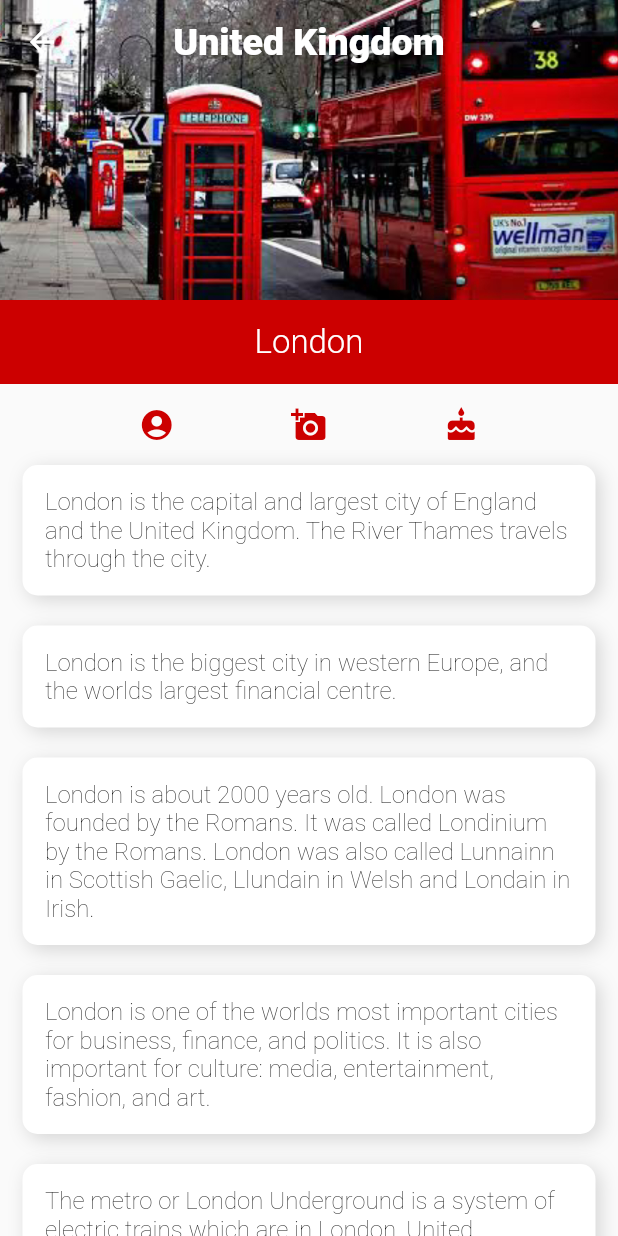
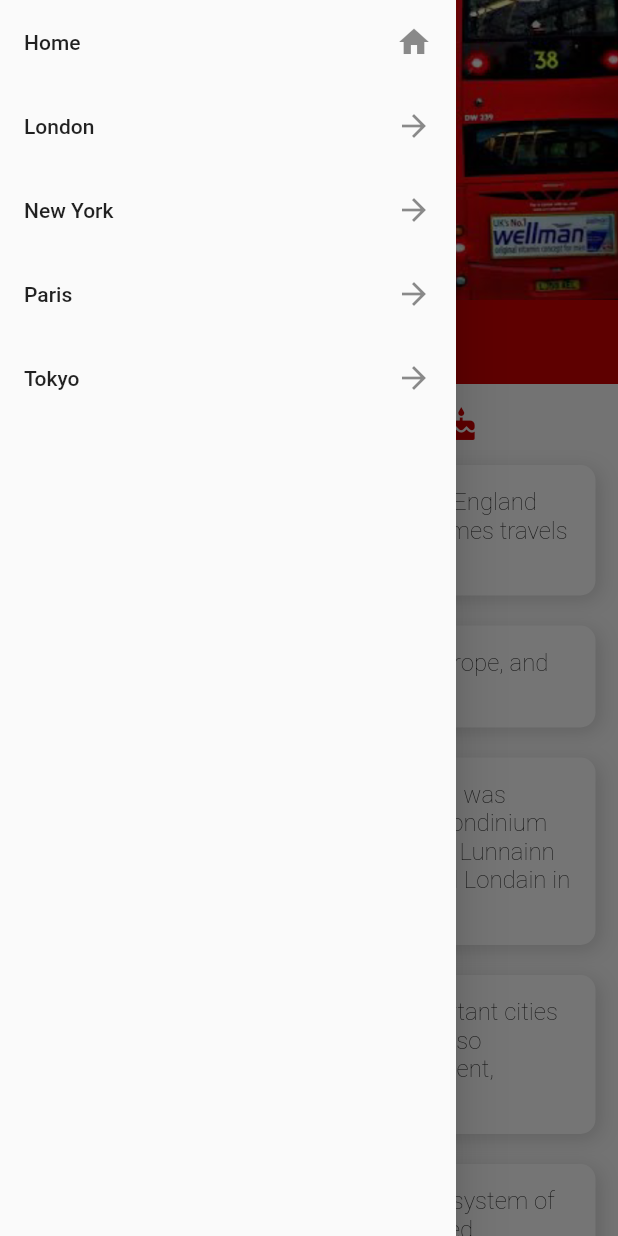
Before and after one commit to Sukhvinder-Singh/Flutter-app-demo, a Flutter app: the PageTemplate screen opened directly, with the side drawer open (before the commit the screen has no drawer), on a phone screen of 412 x 824 dp. Run offline on Flutter 3.47's test engine with Material 2 defaults, Android fonts, the phone set to English and light mode, and no system bars.

Commit message:
third commit

```diff
--- a/lib/components.dart
+++ b/lib/components.dart
@@ -116,7 +116,7 @@ class GoBackButton extends StatelessWidget {
         width: double.infinity,
         child: new RaisedButton(
           onPressed: () {
-            Navigator.pop(context);
+            Navigator.pushNamed(context, '/');
           },
           textColor: Colors.white,
           color: _themeColor,
--- a/lib/mainpage.dart
+++ b/lib/mainpage.dart
@@ -51,15 +51,60 @@ class MainPage extends StatelessWidget {
                 MainHeadingStrip(_themeColor, _mainHeadingText),
                 IconRow(_themeColor),
                 ...getContentCards(_contents),
-                CustomButton(Color.fromRGBO(204, 0, 0, 1.0), 'London', '/london'),
-                CustomButton(Color.fromRGBO(0, 153, 255, 1.0), 'New York', '/newyork'),
-                CustomButton(Color.fromRGBO(230, 138, 0, 1.0), 'Paris', '/paris'),
-                CustomButton(Color.fromRGBO(153, 0, 153, 1.0), 'Tokyo', '/tokyo'),
+                CustomButton(
+                    Color.fromRGBO(204, 0, 0, 1.0), 'London', '/london'),
+                CustomButton(
+                    Color.fromRGBO(0, 153, 255, 1.0), 'New York', '/newyork'),
+                CustomButton(
+                    Color.fromRGBO(230, 138, 0, 1.0), 'Paris', '/paris'),
+                CustomButton(
+                    Color.fromRGBO(153, 0, 153, 1.0), 'Tokyo', '/tokyo'),
+                CustomButton(
+                    Color.fromRGBO(153, 0, 153, 1.0), 'testpage', '/testpage'),
               ],
             ),
           ),
         ],
       ),
+
+            drawer: Drawer(
+        child: ListView(
+          children: <Widget>[
+            ListTile(
+              title: Text("London"),
+              trailing: Icon(Icons.arrow_forward),
+              onTap: () {
+                Navigator.of(context).pop();
+                Navigator.pushNamed(context, '/london');
+              },
+            ),
+            ListTile(
+              title: Text("New York"),
+              trailing: Icon(Icons.arrow_forward),
+              onTap: () {
+                Navigator.of(context).pop();
+                Navigator.pushNamed(context, '/newyork');
+              },
+            ),
+            ListTile(
+              title: Text("Paris"),
+              trailing: Icon(Icons.arrow_forward),
+              onTap: () {
+                Navigator.of(context).pop();
+                Navigator.pushNamed(context, '/paris');
+              },
+            ),
+            ListTile(
+              title: Text("Tokyo"),
+              trailing: Icon(Icons.arrow_forward),
+              onTap: () {
+                Navigator.of(context).pop();
+                Navigator.pushNamed(context, '/tokyo');
+              },
+            ),
+          ],
+        ),
+      ),
     );
   }
 }
--- a/lib/template.dart
+++ b/lib/template.dart
@@ -57,6 +57,54 @@ class PageTemplate extends StatelessWidget {
           ),
         ],
       ),
+      drawer: Drawer(
+        child: ListView(
+          children: <Widget>[
+
+            ListTile(
+              title: Text("Home"),
+              trailing: Icon(Icons.home),
+              onTap: () {
+                Navigator.of(context).pop();
+                Navigator.pushNamed(context, '/');
+              },
+            ),
+
+            ListTile(
+              title: Text("London"),
+              trailing: Icon(Icons.arrow_forward),
+              onTap: () {
+                Navigator.of(context).pop();
+                Navigator.pushNamed(context, '/london');
+              },
+            ),
+            ListTile(
+              title: Text("New York"),
+              trailing: Icon(Icons.arrow_forward),
+              onTap: () {
+                Navigator.of(context).pop();
+                Navigator.pushNamed(context, '/newyork');
+              },
+            ),
+            ListTile(
+              title: Text("Paris"),
+              trailing: Icon(Icons.arrow_forward),
+              onTap: () {
+                Navigator.of(context).pop();
+                Navigator.pushNamed(context, '/paris');
+              },
+            ),
+            ListTile(
+              title: Text("Tokyo"),
+              trailing: Icon(Icons.arrow_forward),
+              onTap: () {
+                Navigator.of(context).pop();
+                Navigator.pushNamed(context, '/tokyo');
+              },
+            ),
+          ],
+        ),
+      ),
     );
   }
 }
--- a/lib/testpage.dart
+++ b/lib/testpage.dart
@@ -1,10 +1,10 @@
 import 'package:flutter/material.dart';
 import 'package:sample_app_1/components.dart';
 
-var _contents = [
+/*var _contents = [
   'Lorem ipsum dolor sit amet, consectetur adipiscing elit, sed do eiusmod tempor incididunt ut labore et dolore magna aliqua. Ut enim ad minim veniam, quis nostrud exercitation ullamco laboris nisi ut aliquip ex ea commodo consequat. Duis aute irure dolor in reprehenderit in voluptate velit esse cillum dolore eu fugiat nulla pariatur. Excepteur sint occaecat cupidatat non proident, sunt in culpa qui officia deserunt mollit anim id est laborum.',
   'Sed ut perspiciatis unde omnis iste natus error sit voluptatem accusantium doloremque laudantium, totam rem aperiam, eaque ipsa quae ab illo inventore veritatis et quasi architecto beatae vitae dicta sunt explicabo. Nemo enim0 ipsam voluptatem quia voluptas sit aspernatur aut odit aut fugit, sed quia consequuntur magni dolores eos qui ratione voluptatem sequi nesciunt. Neque porro quisquam est, qui dolorem ipsum quia dolor sit amet, consectetur, adipisci velit, sed quia non numquam eius modi tempora incidunt ut labore et dolore magnam aliquam quaerat voluptatem.'
-];
+];*/
 
 List<ContentCard> getContentCards(var content) {
   List<ContentCard> contentList = new List<ContentCard>();
@@ -14,6 +14,7 @@ List<ContentCard> getContentCards(var content) {
   return contentList;
 }
 
+/*
 class PageTest extends StatelessWidget {
   final Color _themeColor;
   PageTest(this._themeColor);
@@ -50,3 +51,99 @@ class PageTest extends StatelessWidget {
     );
   }
 }
+*/
+/*
+class PageTest extends StatelessWidget {
+  final Color _themeColor;
+  PageTest(this._themeColor);
+
+  @override
+  Widget build(BuildContext context) {
+    return DefaultTabController(
+      length: 2,
+      child: Scaffold(
+        body: CustomScrollView(
+          slivers: [
+            SliverAppBar(
+              title: Text('test'),
+              backgroundColor: _themeColor,
+              expandedHeight: 200,
+              pinned: true,
+              floating: true,
+              /*flexibleSpace: FlexibleSpaceBar(
+                background: Image.asset(
+                  'assets/tokyo.jpg',
+                  fit: BoxFit.cover,
+                ),
+              ),*/
+              bottom: TabBar(
+                tabs: <Widget>[
+                  Tab(
+                    text: "First Tab",
+                  ),
+                  Tab(
+                    text: "Second Tab",
+                  ),
+                ],
+              ),
+            ),
+            SliverToBoxAdapter(
+              child: TabBarView(
+                children: <Widget>[Center(
+                    child: Text("First Tab"),
+                  ),
+                  Center(
+                    child: Text("Second Tab"),
+                  ),
+                ],
+              ),
+            ),
+          ],
+        ),
+      ),
+    );
+  }
+}
+*/
+
+class PageTest extends StatelessWidget {
+  @override
+  Widget build(BuildContext context) {
+    return DefaultTabController(
+      length: 2,
+      child: Scaffold(
+        body: CustomScrollView(
+          slivers: [
+            SliverAppBar(
+              title: Text("Tabbar in SliverAppbar Example"),
+              pinned: true,
+              floating: true,
+              bottom: TabBar(
+                tabs: <Widget>[
+                  Tab(
+                    text: "First Tab",
+                  ),
+                  Tab(
+                    text: "Second Tab",
+                  ),
+                ],
+              ),
+            ),
+            SliverToBoxAdapter(
+              child: TabBarView(
+                children: <Widget>[
+                  Center(
+                    child: Text("First Tab"),
+                  ),
+                  Center(
+                    child: Text("Second Tab"),
+                  ),
+                ],
+              ),
+            ),
+          ],
+        ),
+      ),
+    );
+  }
+}
```
Also changed, not shown: lib/main.dart (+9 -0 lines).
